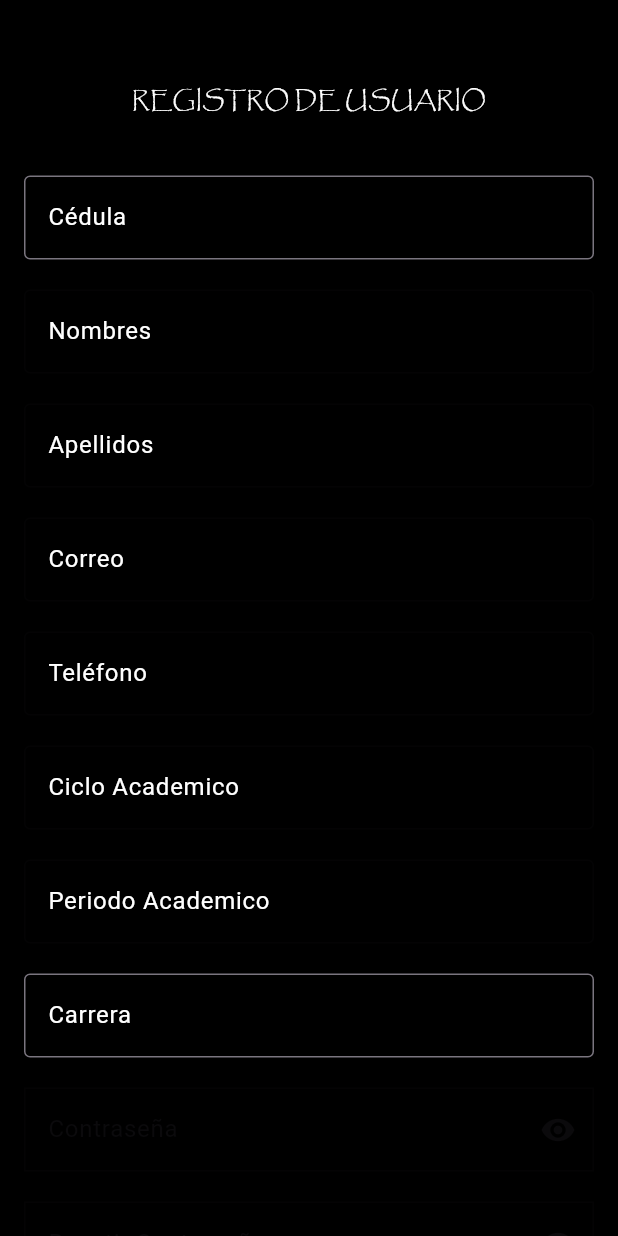
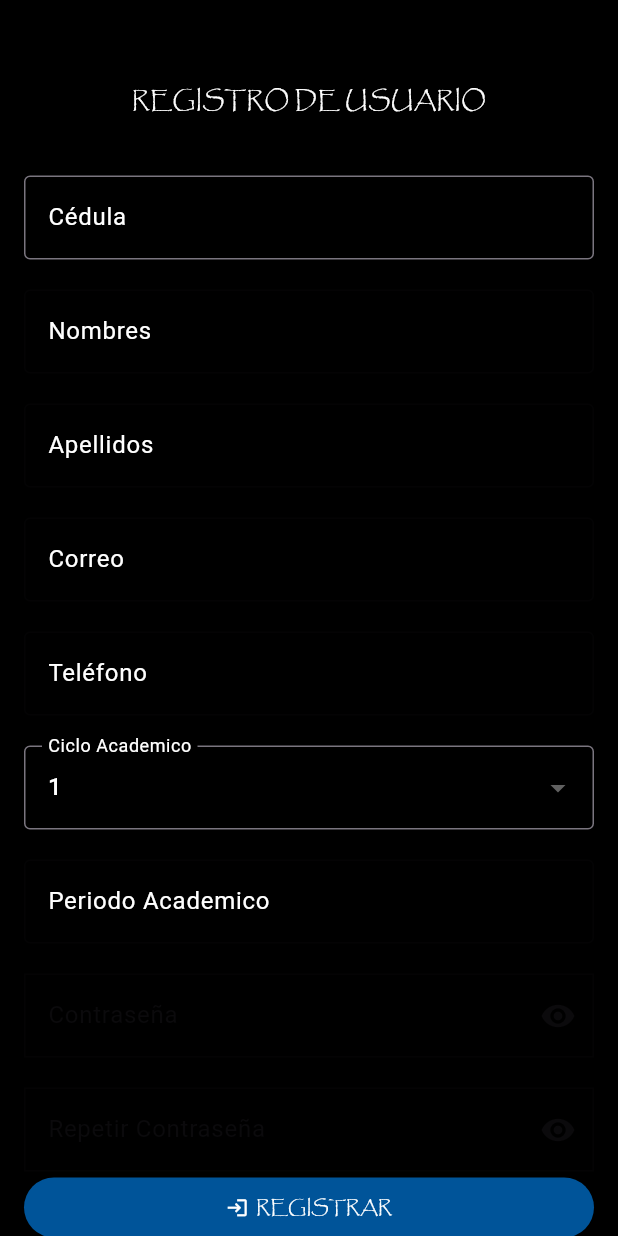
Before and after one commit to Christian1910n/proyectoppp, a Flutter app: the Registroestudiantes screen opened directly, on a phone screen of 412 x 824 dp. Run offline on Flutter 3.47's test engine with Material 2 defaults, Android fonts, the phone set to English and light mode, and no system bars; our stand-ins replace carousel_slider, flutter_typeahead, jwt_decoder, lottie, open_file, pdf and 2 more; missing offline and left inert: googleapis; accounts and stored records are empty; network calls fail.

Commit message:
Ciclo y carrerar

```diff
--- a/lib/screens/home_google_sign_in.dart
+++ b/lib/screens/home_google_sign_in.dart
@@ -48,8 +48,8 @@ class _HomeGoogleSignInState extends State<HomeGoogleSignIn> {
             .insertOrUpdateCredentials(_loginData.usuario, _loginData.contra);
       }
 
-      /*final auth =
-          'Basic ${base64Encode(utf8.encode('${_loginData.usuario}:${_loginData.contra}'))}';
+      final auth =
+          'Basic ${base64Encode(utf8.encode('${_correo.text}:${_contra.text}'))}';
 
       final url = '${enlace}ingresar';
       final response =
@@ -89,7 +89,7 @@ class _HomeGoogleSignInState extends State<HomeGoogleSignIn> {
         dialogoerror('USUARIO O CONTRASEÑA INCORRECTA', context);
       }
 
-      print(response.body);*/
+      print(response.body);
     } catch (error) {
       print(error);
     } finally {
--- a/lib/screens/registroestudiantescreen.dart
+++ b/lib/screens/registroestudiantescreen.dart
@@ -39,6 +39,7 @@ class _RegistroestudiantesState extends State<Registroestudiantes> {
   String? contra = '';
   String? rcontra = '';
   int? idcarre = 0;
+  String _cicloValue = '1';
 
   List<Carrera> carreras = [];
 
@@ -60,7 +61,7 @@ class _RegistroestudiantesState extends State<Registroestudiantes> {
         activo: true,
         password: '');
 
-    _carrera = Carrera(id: 1, activo: false, idCarrera: 0, nombre: '');
+    _carrera = Carrera(id: 0, activo: false, idCarrera: 0, nombre: '');
     _estudiante = Estudiante(
         id: 0,
         periodo: '',
@@ -74,6 +75,9 @@ class _RegistroestudiantesState extends State<Registroestudiantes> {
 
   Future<void> usuariofenix(String value) async {
     if (value.length == 10) {
+      setState(() {
+        _loading = true;
+      });
       final encodedValue = Uri.encodeFull(value);
       final url =
           Uri.parse('${enlace}usuariofenix/buscaralumnocedula/$encodedValue');
@@ -99,7 +103,7 @@ class _RegistroestudiantesState extends State<Registroestudiantes> {
 
             _cnombres.text = _usuarioFenix.nombres;
             _capellidos.text = _usuarioFenix.apellidos;
-            _cciclo.text = '${_usuarioFenix.ciclo}° Ciclo';
+            _cciclo.text = '${_usuarioFenix.ciclo}';
             _ccorreo.text = _usuarioFenix.correo;
             _ctelefono.text = _usuarioFenix.telefono;
             _cperiodo.text = _usuarioFenix.periodo;
@@ -111,11 +115,13 @@ class _RegistroestudiantesState extends State<Registroestudiantes> {
             _estudiante.usuario.cedula = _usuarioFenix.cedula;
             _estudiante.usuario.telefono = _usuarioFenix.telefono;
             _estudiante.ciclo = _usuarioFenix.ciclo.toString();
+            _cicloValue = _usuarioFenix.ciclo.toString();
             _estudiante.periodo = _usuarioFenix.periodo;
             _estudiante.idEstudiante = _usuarioFenix.alumno_docenteId;
             _habilitar = false;
-            //carreraSeleccionada = carreras.firstWhere(
-            //  (carrera) => carrera.idCarrera == _usuarioFenix.carreraId);
+
+            carreraSeleccionada = carreras.firstWhere(
+                (carrera) => carrera.idCarrera == _usuarioFenix.carreraId);
 
             //_textController.text = carreraSeleccionada!.nombre;
           });
@@ -138,6 +144,7 @@ class _RegistroestudiantesState extends State<Registroestudiantes> {
         if (mounted) {
           setState(() {
             _loading = false;
+            _estudiante.carrera = carreraSeleccionada!;
           });
         }
       }
@@ -155,6 +162,9 @@ class _RegistroestudiantesState extends State<Registroestudiantes> {
   }
 
   Future<void> registrarestudiante() async {
+    print(_estudiante.carrera.id);
+    print(carreraSeleccionada!.id);
+
     if (validatePassword(_estudiante.usuario.password!)) {
       if (contra == rcontra) {
         if (_estudiante.usuario.cedula != '' &&
@@ -349,18 +359,51 @@ class _RegistroestudiantesState extends State<Registroestudiantes> {
                   },
                 ),
                 const SizedBox(height: 20),
-                TextFormField(
-                  controller: _cciclo,
-                  style: const TextStyle(color: Colors.white),
+                DropdownButtonFormField<String>(
+                  dropdownColor: Colors.blue,
+                  value: _cicloValue,
+                  items: [
+                    DropdownMenuItem(
+                      child: Text('1', style: TextStyle(color: Colors.white)),
+                      value: '1',
+                      enabled: !_habilitar,
+                    ),
+                    DropdownMenuItem(
+                      child: Text('2', style: TextStyle(color: Colors.white)),
+                      value: '2',
+                      enabled: !_habilitar,
+                    ),
+                    DropdownMenuItem(
+                      child: Text('3', style: TextStyle(color: Colors.white)),
+                      value: '3',
+                      enabled: !_habilitar,
+                    ),
+                    DropdownMenuItem(
+                      child: Text('4', style: TextStyle(color: Colors.white)),
+                      value: '4',
+                      enabled: !_habilitar,
+                    ),
+                    DropdownMenuItem(
+                      child: Text('5', style: TextStyle(color: Colors.white)),
+                      value: '5',
+                      enabled: !_habilitar,
+                    ),
+                    DropdownMenuItem(
+                      child: Text('Egresado',
+                          style: TextStyle(color: Colors.white)),
+                      value: '0',
+                      enabled: !_habilitar,
+                    ),
+                  ],
                   decoration: const InputDecoration(
                     labelText: 'Ciclo Academico',
                     labelStyle: TextStyle(color: Colors.white),
                     border: OutlineInputBorder(),
                   ),
-                  enabled: !_habilitar,
                   onChanged: (value) {
                     setState(() {
-                      _estudiante.ciclo = value;
+                      _estudiante.ciclo = value!;
+                      _cicloValue = value;
                     });
                   },
                 ),
@@ -377,39 +420,6 @@ class _RegistroestudiantesState extends State<Registroestudiantes> {
                   onChanged: (value) {
                     setState(() {
                       _estudiante.periodo = value;
-                    });
-                  },
-                ),
-                const SizedBox(height: 20),
-                TypeAheadFormField<Carrera>(
-                  enabled: true,
-                  textFieldConfiguration: TextFieldConfiguration(
-                    decoration: const InputDecoration(
-                      labelText: 'Carrera',
-                      labelStyle: TextStyle(color: Colors.white),
-                      border: OutlineInputBorder(),
-                    ),
-                    style: TextStyle(color: Colors.white),
-                    controller: _textController,
-                  ),
-                  suggestionsCallback: (pattern) async {
-                    return carreras
-                        .where((carrera) => carrera.nombre!
-                            .toLowerCase()
-                            .contains(pattern.toLowerCase()))
-                        .toList();
-                  },
-                  itemBuilder: (context, Carrera suggestion) {
-                    return ListTile(
-                        title: Text(
-                      suggestion.nombre!,
-                    ));
-                  },
-                  onSuggestionSelected: (Carrera suggestion) {
-                    setState(() {
-                      carreraSeleccionada = suggestion;
-                      _estudiante.carrera.id = suggestion.idCarrera;
-                      _textController.text = suggestion.nombre!;
                     });
                   },
                 ),
--- a/lib/utils/url.dart
+++ b/lib/utils/url.dart
@@ -100,9 +100,9 @@ Container MenuEstudiante(Usuario usuario, BuildContext context) {
                         child: Text(
                           '${usuario.nombre} ${usuario.apellido}',
                           style: const TextStyle(
-                            color: Colors.blue,
+                            color: Colors.white,
                             fontFamily: 'papyrus',
-                            fontSize: 14.0,
+                            fontSize: 10.0,
                           ),
                         ),
                       ),
```
